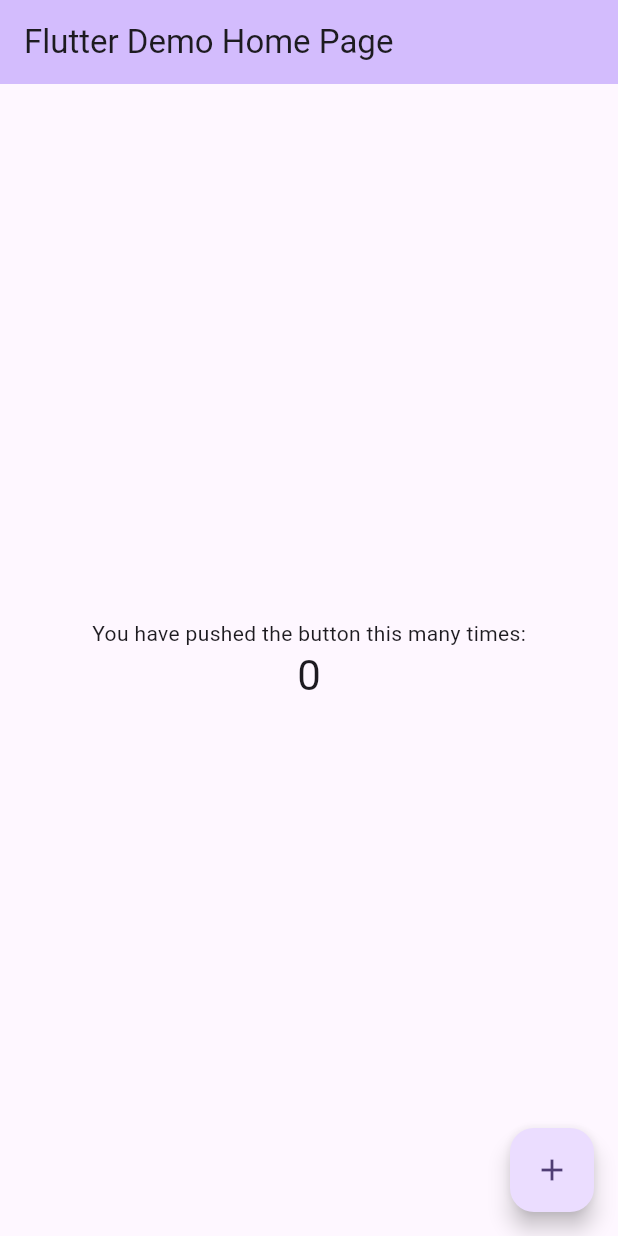
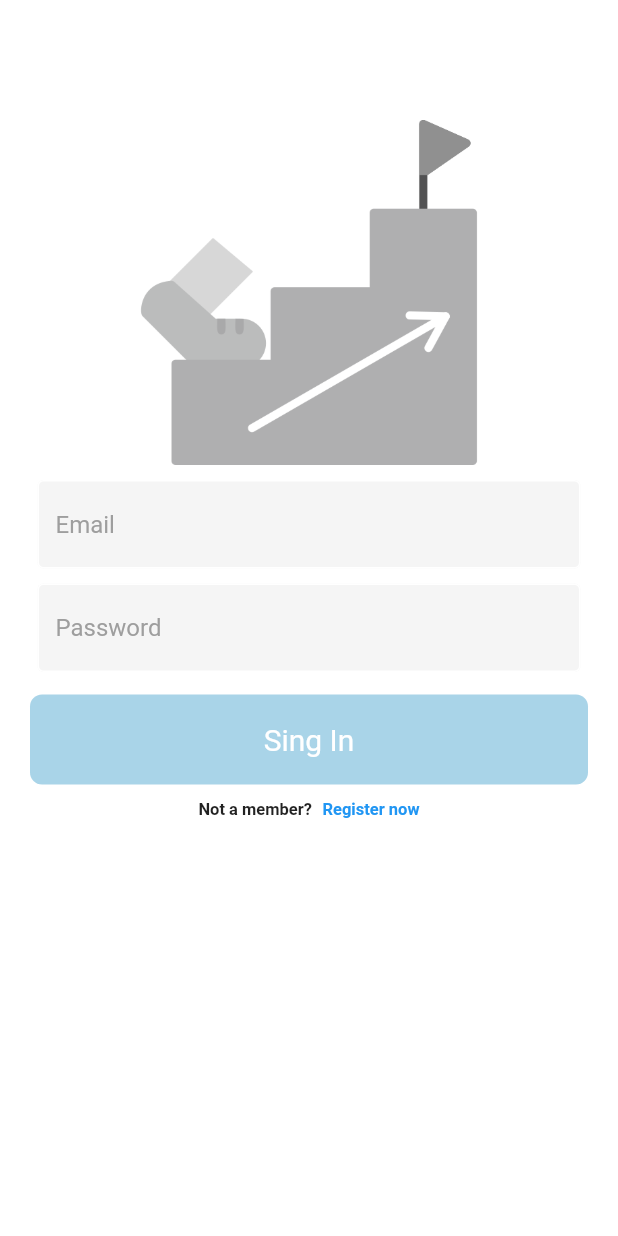
Before and after one commit to OleksandrGai/flutter_step_counter, a Flutter app: the screen it shows after launch, on a phone screen of 412 x 824 dp. Run offline on Flutter 3.47's test engine with Material 2 defaults, Android fonts, the phone set to English and light mode, and no system bars; our stand-ins replace equatable, firebase_auth, firebase_core, flutter_bloc; accounts and stored records are empty.

Commit message:
sing up has been added

```diff
--- /dev/null
+++ b/lib/auth/auth_bloc/auth_event.dart
@@ -0,0 +1,8 @@
+import 'package:equatable/equatable.dart';
+
+class AuthEvent extends Equatable {
+  @override
+  List<Object?> get props => [];
+}
+
+class AppLoaded extends AuthEvent {}
--- /dev/null
+++ b/lib/auth/auth_bloc/auth_state.dart
@@ -0,0 +1,15 @@
+
+import 'package:equatable/equatable.dart';
+import 'package:firebase_auth/firebase_auth.dart';
+
+class AuthState extends Equatable {
+  @override
+  List<Object?> get props => [];
+}
+class AuthInitial extends AuthState{}
+
+class AuthenticateState extends AuthState{
+  User user;
+  AuthenticateState({required this.user});
+}
+class UnAuthenticateState extends AuthState{}
--- /dev/null
+++ b/lib/auth/login_bloc/login_bloc.dart
@@ -0,0 +1,26 @@
+import 'package:flutter_bloc/flutter_bloc.dart';
+import 'package:flutter_step_counter/repositories/user_repository.dart';
+
+import 'login_event.dart';
+import 'login_state.dart';
+
+class LoginBloc extends Bloc<LoginEvent, LoginState> {
+  UserRepository userRepository;
+
+  LoginBloc(this.userRepository) : super(LoginInitial());
+
+  @override
+  Stream<LoginState> mapEventToState(
+    LoginEvent event,
+  ) async* {
+    if (event is SingInButtonPressed) {
+      yield LoginLoading();
+      try {
+        var user = await userRepository.singIn(event.email, event.password);
+        yield LoginSucceed(user: user!);
+      } catch (e) {
+        yield LoginFailed(message: e.toString());
+      }
+    }
+  }
+}
--- /dev/null
+++ b/lib/auth/login_bloc/login_event.dart
@@ -0,0 +1,13 @@
+import 'package:equatable/equatable.dart';
+
+class LoginEvent extends Equatable {
+  @override
+  List<Object?> get props => [];
+}
+
+class SingInButtonPressed extends LoginEvent {
+  String email;
+  String password;
+
+  SingInButtonPressed({required this.email, required this.password});
+}
--- /dev/null
+++ b/lib/auth/login_bloc/login_state.dart
@@ -0,0 +1,23 @@
+import 'package:equatable/equatable.dart';
+import 'package:firebase_auth/firebase_auth.dart';
+
+class LoginState extends Equatable {
+  @override
+  List<Object?> get props => [];
+}
+
+class LoginInitial extends LoginState {}
+
+class LoginLoading extends LoginState {}
+
+class LoginSucceed extends LoginState {
+  User user;
+
+  LoginSucceed({required this.user});
+}
+
+class LoginFailed extends LoginState {
+  String message;
+
+  LoginFailed({required this.message});
+}
--- /dev/null
+++ b/lib/auth/register_bloc/register_bloc.dart
@@ -0,0 +1,25 @@
+import 'package:flutter_bloc/flutter_bloc.dart';
+import 'package:flutter_step_counter/auth/register_bloc/register_event.dart';
+import 'package:flutter_step_counter/auth/register_bloc/register_state.dart';
+import 'package:flutter_step_counter/repositories/user_repository.dart';
+
+class RegisterBloc extends Bloc<RegisterEvent, RegisterState> {
+  UserRepository userRepository;
+
+  RegisterBloc(this.userRepository) : super(RegisterInitial()) {
+    on<RegisterEvent>(mapEventToState);
+  }
+
+  Future<void> mapEventToState(
+      RegisterEvent event, Emitter<RegisterState> emit) async {
+    if (event is SingUpButtonPressed) {
+      emit(RegisterLoading());
+      try {
+        var user = await userRepository.singUp(event.email, event.password);
+        emit(RegisterSucceed(user: user!));
+      } catch (e) {
+        emit(RegisterFailed(message: e.toString()));
+      }
+    }
+  }
+}
--- /dev/null
+++ b/lib/auth/register_bloc/register_event.dart
@@ -0,0 +1,13 @@
+import 'package:equatable/equatable.dart';
+
+class RegisterEvent extends Equatable {
+  @override
+  List<Object?> get props => [];
+}
+
+class SingUpButtonPressed extends RegisterEvent {
+  String email;
+  String password;
+
+  SingUpButtonPressed({required this.email, required this.password});
+}
--- /dev/null
+++ b/lib/auth/register_bloc/register_state.dart
@@ -0,0 +1,23 @@
+import 'package:equatable/equatable.dart';
+import 'package:firebase_auth/firebase_auth.dart';
+
+class RegisterState extends Equatable {
+  @override
+  List<Object?> get props => [];
+}
+
+class RegisterInitial extends RegisterState {}
+
+class RegisterLoading extends RegisterState {}
+
+class RegisterSucceed extends RegisterState {
+  User user;
+
+  RegisterSucceed({required this.user});
+}
+
+class RegisterFailed extends RegisterState {
+  String message;
+
+  RegisterFailed({required this.message});
+}
--- a/lib/main.dart
+++ b/lib/main.dart
@@ -1,129 +1,55 @@
 import 'package:flutter/material.dart';
 import 'package:firebase_core/firebase_core.dart';
+import 'package:flutter_bloc/flutter_bloc.dart';
+import 'package:flutter_step_counter/auth/auth_bloc/auth_bloc.dart';
+import 'package:flutter_step_counter/auth/auth_bloc/auth_state.dart';
+import 'package:flutter_step_counter/repositories/user_repository.dart';
+import 'package:flutter_step_counter/screens/sing_in_screen/login_screen.dart';
+import 'package:flutter_step_counter/screens/testScreens/splash_screen.dart';
 
+import 'auth/login_bloc/login_bloc.dart';
+import 'auth/register_bloc/register_bloc.dart';
 
 void main() async {
   WidgetsFlutterBinding.ensureInitialized();
   await Firebase.initializeApp();
-  runApp(const MyApp());
+  runApp(MyApp());
 }
 
 class MyApp extends StatelessWidget {
-  const MyApp({super.key});
+  final UserRepository repository = UserRepository();
 
-  // This widget is the root of your application.
+  MyApp({super.key});
+
   @override
   Widget build(BuildContext context) {
-    return MaterialApp(
-      title: 'Flutter Demo',
-      theme: ThemeData(
-        // This is the theme of your application.
-        //
-        // TRY THIS: Try running your application with "flutter run". You'll see
-        // the application has a blue toolbar. Then, without quitting the app,
-        // try changing the seedColor in the colorScheme below to Colors.green
-        // and then invoke "hot reload" (save your changes or press the "hot
-        // reload" button in a Flutter-supported IDE, or press "r" if you used
-        // the command line to start the app).
-        //
-        // Notice that the counter didn't reset back to zero; the application
-        // state is not lost during the reload. To reset the state, use hot
-        // restart instead.
-        //
-        // This works for code too, not just values: Most code changes can be
-        // tested with just a hot reload.
-        colorScheme: ColorScheme.fromSeed(seedColor: Colors.deepPurple),
-        useMaterial3: true,
+    return MultiBlocProvider(
+      providers: [
+        BlocProvider(
+          create: (context) => AuthBloc(userRepository: repository),
+        ),
+        BlocProvider(
+          create: (context) => RegisterBloc(repository),
+        ),
+        BlocProvider(
+          create: (context) => LoginBloc(repository),
+        ),
+      ],
+      child: MaterialApp(
+        debugShowCheckedModeBanner: false,
+        theme: ThemeData(),
+        home: BlocBuilder<AuthBloc, AuthState>(
+          builder: (context, state) {
+            if (state is UnAuthenticateState) {
+              return LoginPage();
+            } else if (state is AuthenticateState) {
+              return HomeScreen();
+            }
+
+            return LoginPage();
+          },
+        ),
       ),
-      home: const MyHomePage(title: 'Flutter Demo Home Page'),
     );
   }
 }
-
-class MyHomePage extends StatefulWidget {
-  const MyHomePage({super.key, required this.title});
-
-  // This widget is the home page of your application. It is stateful, meaning
-  // that it has a State object (defined below) that contains fields that affect
-  // how it looks.
-
-  // This class is the configuration for the state. It holds the values (in this
-  // case the title) provided by the parent (in this case the App widget) and
-  // used by the build method of the State. Fields in a Widget subclass are
-  // always marked "final".
-
-  final String title;
-
-  @override
-  State<MyHomePage> createState() => _MyHomePageState();
-}
-
-class _MyHomePageState extends State<MyHomePage> {
-  int _counter = 0;
-
-  void _incrementCounter() {
-    setState(() {
-      // This call to setState tells the Flutter framework that something has
-      // changed in this State, which causes it to rerun the build method below
-      // so that the display can reflect the updated values. If we changed
-      // _counter without calling setState(), then the build method would not be
-      // called again, and so nothing would appear to happen.
-      _counter++;
-    });
-  }
-
-  @override
-  Widget build(BuildContext context) {
-    // This method is rerun every time setState is called, for instance as done
-    // by the _incrementCounter method above.
-    //
-    // The Flutter framework has been optimized to make rerunning build methods
-    // fast, so that you can just rebuild anything that needs updating rather
-    // than having to individually change instances of widgets.
-    return Scaffold(
-      appBar: AppBar(
-        // TRY THIS: Try changing the color here to a specific color (to
-        // Colors.amber, perhaps?) and trigger a hot reload to see the AppBar
-        // change color while the other colors stay the same.
-        backgroundColor: Theme.of(context).colorScheme.inversePrimary,
-        // Here we take the value from the MyHomePage object that was created by
-        // the App.build method, and use it to set our appbar title.
-        title: Text(widget.title),
-      ),
-      body: Center(
-        // Center is a layout widget. It takes a single child and positions it
-        // in the middle of the parent.
-        child: Column(
-          // Column is also a layout widget. It takes a list of children and
-          // arranges them vertically. By default, it sizes itself to fit its
-          // children horizontally, and tries to be as tall as its parent.
-          //
-          // Column has various properties to control how it sizes itself and
-          // how it positions its children. Here we use mainAxisAlignment to
-          // center the children vertically; the main axis here is the vertical
-          // axis because Columns are vertical (the cross axis would be
-          // horizontal).
-          //
-          // TRY THIS: Invoke "debug painting" (choose the "Toggle Debug Paint"
-          // action in the IDE, or press "p" in the console), to see the
-          // wireframe for each widget.
-          mainAxisAlignment: MainAxisAlignment.center,
-          children: <Widget>[
-            const Text(
-              'You have pushed the button this many times:',
-            ),
-            Text(
-              '$_counter',
-              style: Theme.of(context).textTheme.headlineMedium,
-            ),
-          ],
-        ),
-      ),
-      floatingActionButton: FloatingActionButton(
-        onPressed: _incrementCounter,
-        tooltip: 'Increment',
-        child: const Icon(Icons.add),
-      ), // This trailing comma makes auto-formatting nicer for build methods.
-    );
-  }
-}
--- /dev/null
+++ b/lib/repositories/user_repository.dart
@@ -0,0 +1,35 @@
+import 'package:firebase_auth/firebase_auth.dart';
+
+class UserRepository{
+  FirebaseAuth firebaseAuth = FirebaseAuth.instance;
+  UserRepository();
+
+  Future<User?> singUp(String email, String password) async {
+    try {
+      var auth = await firebaseAuth.createUserWithEmailAndPassword(email: email, password: password);
+      return  auth.user;
+    } catch(e) {
+      print(e.toString());
+    }
+  }
+  Future<User?> singIn(String email, String password) async {
+    try {
+      var auth = await firebaseAuth.signInWithEmailAndPassword(email: email, password: password);
+      return  auth.user;
+    } catch(e) {
+      print(e.toString());
+    }
+  }
+
+  Future<void> singOut() async{
+    await firebaseAuth.signOut();
+  }
+
+  Future<bool> isSignedIn() async{
+   var currentUser = firebaseAuth.currentUser;
+   return currentUser != null;
+  }
+  Future<User?> getCurrentUser() async{
+   return await firebaseAuth.currentUser;
+  }
+}
--- /dev/null
+++ b/lib/screens/sing_in_screen/login_screen.dart
@@ -0,0 +1,178 @@
+import 'package:firebase_auth/firebase_auth.dart';
+import 'package:flutter/material.dart';
+import 'package:flutter_bloc/flutter_bloc.dart';
+import 'package:flutter_step_counter/auth/login_bloc/login_bloc.dart';
+import 'package:flutter_step_counter/auth/login_bloc/login_state.dart';
+import 'package:flutter_step_counter/auth/register_bloc/register_bloc.dart';
+
+import '../sing_up_screen/singup_screen.dart';
+import '../testScreens/splash_screen.dart';
+
+class LoginPage extends StatefulWidget {
+  const LoginPage({
+    super.key,
+  });
+
+  @override
+  State<LoginPage> createState() => _LoginPageState();
+}
+
+class _LoginPageState extends State<LoginPage> {
+  final usernameController = TextEditingController();
+  final passwordController = TextEditingController();
+
+  Future singIn() async {
+    await FirebaseAuth.instance.signInWithEmailAndPassword(
+        email: usernameController.text.trim(),
+        password: passwordController.text.trim());
+  }
+
+  @override
+  void dispose() {
+    usernameController.dispose();
+    passwordController.dispose();
+    super.dispose();
+  }
+late LoginBloc loginBloc;
+  @override
+  Widget build(BuildContext context) {
+    loginBloc = BlocProvider.of<LoginBloc>(context);
+    return Scaffold(
+      backgroundColor: Colors.white,
+      body: SafeArea(
+        child: SingleChildScrollView(
+          child: Padding(
+            padding: const EdgeInsets.only(top: 80),
+            child: BlocListener<LoginBloc, LoginState>(
+              listener: (context, state){
+                if(state is LoginSucceed){
+                  Navigator.pushReplacement(context,
+                      MaterialPageRoute(builder: (_) => HomeScreen()));
+                }
+              },
+              child: BlocBuilder<LoginBloc,LoginState>(
+                builder: (context, state) {
+                  if(state is LoginLoading){
+                    return const Center(
+                      child: CircularProgressIndicator(
+                        color: Colors.black,
+                      ),
+                    );
+                  } else if (state is LoginFailed){
+                    return buildError(state.message);
+                  }  else if (state is LoginSucceed) {
+                    return Container();
+                  }
+                  return Column(
+                    mainAxisAlignment: MainAxisAlignment.center,
+                    children: [
+                      Image.asset(
+                        'lib/images/running.png',
+                        height: 230,
+                        width: 320,
+                      ),
+                      const SizedBox(
+                        height: 10,
+                      ),
+                      Padding(
+                        padding: const EdgeInsets.symmetric(horizontal: 25),
+                        child: TextField(
+                          controller: usernameController,
+                          decoration: InputDecoration(
+                              enabledBorder: const OutlineInputBorder(
+                                borderSide: BorderSide(color: Colors.white),
+                              ),
+                              focusedBorder: OutlineInputBorder(
+                                borderSide: BorderSide(color: Colors.grey.shade600),
+                              ),
+                              fillColor: Colors.grey.shade100,
+                              filled: true,
+                              hintText: 'Email',
+                              hintStyle: TextStyle(color: Colors.grey[500])),
+                        ),
+                      ),
+                      const SizedBox(
+                        height: 10,
+                      ),
+                      Padding(
+                        padding: const EdgeInsets.symmetric(horizontal: 25),
+                        child: TextField(
+                          obscureText: true,
+                          controller: passwordController,
+                          decoration: InputDecoration(
+                              enabledBorder: const OutlineInputBorder(
+                                borderSide: BorderSide(color: Colors.white),
+                              ),
+                              focusedBorder: OutlineInputBorder(
+                                borderSide: BorderSide(color: Colors.grey.shade600),
+                              ),
+                              fillColor: Colors.grey.shade100,
+                              filled: true,
+                              hintText: 'Password',
+                              hintStyle: TextStyle(color: Colors.grey[500])),
+                        ),
+                      ),
+                      const SizedBox(
+                        height: 15,
+                      ),
+                      GestureDetector(
+                        onTap: singIn,
+                        child: Container(
+                          height: 60,
+                          padding: const EdgeInsets.all(7),
+                          margin: const EdgeInsets.symmetric(horizontal: 20),
+                          decoration: BoxDecoration(
+                              color: const Color.fromARGB(255, 169, 212, 232),
+                              borderRadius: BorderRadius.circular(8)),
+                          child: const Center(
+                            child: Text(
+                              'Sing In',
+                              style: TextStyle(color: Colors.white, fontSize: 20),
+                            ),
+                          ),
+                        ),
+                      ),
+                      const SizedBox(
+                        height: 10,
+                      ),
+                      Row(
+                        mainAxisAlignment: MainAxisAlignment.center,
+                        children: [
+                          const Padding(
+                            padding: EdgeInsets.only(right: 7),
+                            child: Text(
+                              'Not a member?',
+                              style: TextStyle(
+                                  fontSize: 11, fontWeight: FontWeight.bold),
+                            ),
+                          ),
+                          GestureDetector(
+                            onTap: () {
+                              Navigator.pushReplacement(context,
+                                  MaterialPageRoute(builder: (_) => RegisterPage()));
+                            },
+                            child: const Text(
+                              'Register now',
+                              style: TextStyle(
+                                fontSize: 11,
+                                fontWeight: FontWeight.bold,
+                                color: Colors.blue,
+                              ),
+                            ),
+                          ),
+                        ],
+                      ),
+                    ],
+                  );
+                }
+              ),
+            ),
+          ),
+        ),
+      ),
+    );
+  }
+}
+Widget buildError(String error) {
+  return Text(error);
+}
```
Also changed, not shown: lib/auth/auth_bloc/auth_bloc.dart (added, +30 -0 lines), lib/screens/sing_up_screen/singup_screen.dart (added, +173 -0 lines), lib/screens/testScreens/splash_screen.dart (added, +15 -0 lines), pubspec.yaml (+6 -2 lines), lib/images/running.png (added), pubspec.lock, 3 other files.
